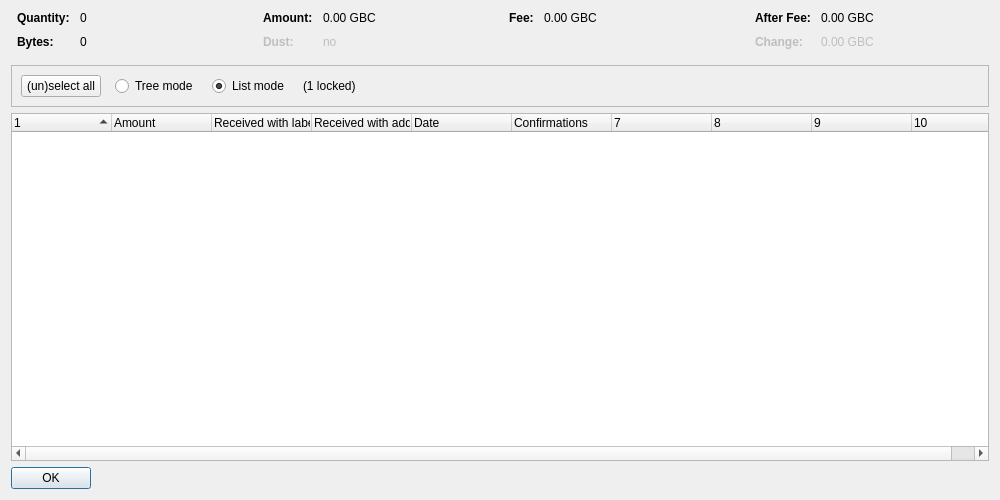
Old version of the form src/qt/forms/coincontroldialog.ui in the repository freelancedeveloper025/glee.
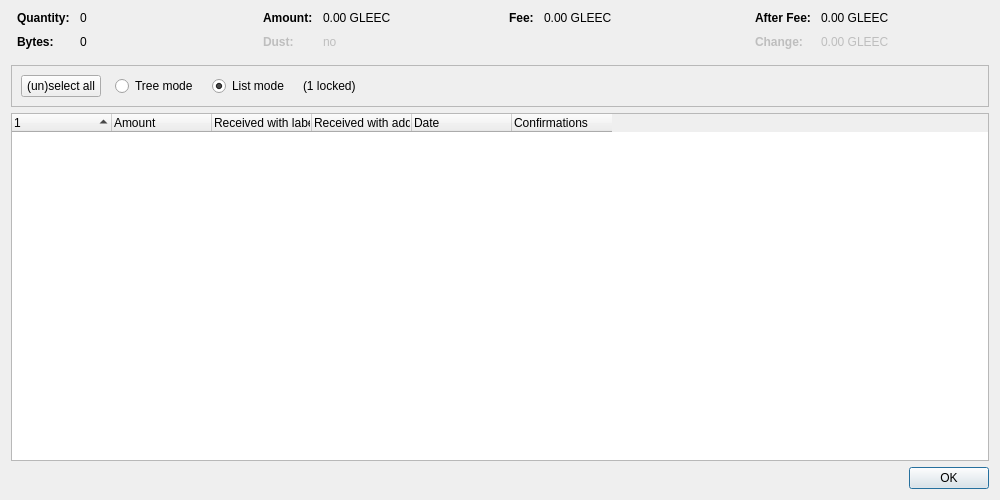
New version of the form. Custom widgets are drawn as their Qt base class.

Patch:
```diff
--- a/src/qt/forms/coincontroldialog.ui
+++ b/src/qt/forms/coincontroldialog.ui
@@ -132,7 +132,7 @@
           <enum>Qt::ActionsContextMenu</enum>
          </property>
          <property name="text">
-          <string notr="true">0.00 GBC</string>
+          <string notr="true">0.00 GLEEC</string>
          </property>
          <property name="textInteractionFlags">
           <set>Qt::LinksAccessibleByMouse|Qt::TextSelectableByKeyboard|Qt::TextSelectableByMouse</set>
@@ -212,7 +212,7 @@
           <enum>Qt::ActionsContextMenu</enum>
          </property>
          <property name="text">
-          <string notr="true">0.00 GBC</string>
+          <string notr="true">0.00 GLEEC</string>
          </property>
          <property name="textInteractionFlags">
           <set>Qt::LinksAccessibleByMouse|Qt::TextSelectableByKeyboard|Qt::TextSelectableByMouse</set>
@@ -257,7 +257,7 @@
           <enum>Qt::ActionsContextMenu</enum>
          </property>
          <property name="text">
-          <string notr="true">0.00 GBC</string>
+          <string notr="true">0.00 GLEEC</string>
          </property>
          <property name="textInteractionFlags">
           <set>Qt::LinksAccessibleByMouse|Qt::TextSelectableByKeyboard|Qt::TextSelectableByMouse</set>
@@ -292,7 +292,7 @@
           <enum>Qt::ActionsContextMenu</enum>
          </property>
          <property name="text">
-          <string notr="true">0.00 GBC</string>
+          <string notr="true">0.00 GLEEC</string>
          </property>
          <property name="textInteractionFlags">
           <set>Qt::LinksAccessibleByMouse|Qt::TextSelectableByKeyboard|Qt::TextSelectableByMouse</set>
@@ -402,7 +402,7 @@
       <bool>false</bool>
      </property>
      <property name="columnCount">
-      <number>10</number>
+      <number>6</number>
      </property>
      <attribute name="headerShowSortIndicator" stdset="0">
       <bool>true</bool>
@@ -467,12 +467,6 @@
    </item>
    <item>
     <widget class="QDialogButtonBox" name="buttonBox">
-     <property name="sizePolicy">
-      <sizepolicy hsizetype="Maximum" vsizetype="Fixed">
-       <horstretch>0</horstretch>
-       <verstretch>0</verstretch>
-      </sizepolicy>
-     </property>
      <property name="orientation">
       <enum>Qt::Horizontal</enum>
      </property>
```
Left out of the diff: 2 changed lines with no effect on the pictures.
